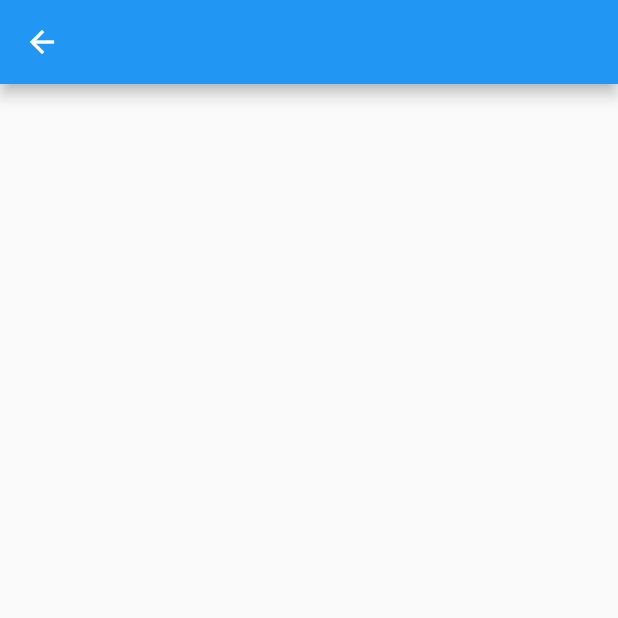
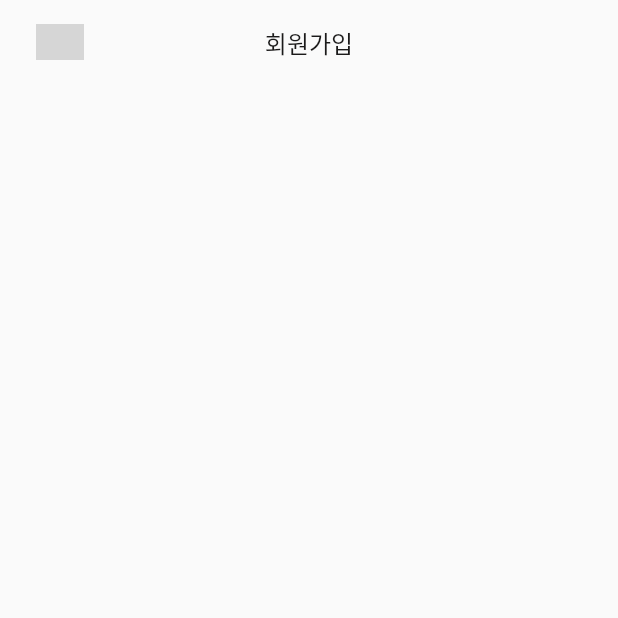
Before and after one commit to prography-team-5/aria-client, a Flutter app: the SignupPage screen opened by its route, on a phone screen of 412 x 824 dp, the top half of it. Run offline on Flutter 3.47's test engine with Material 2 defaults, Android fonts, the phone set to English and light mode, and no system bars; our stand-ins replace flutter_svg, get; Roboto replaces fonts that are missing (Pretendard); grey boxes are pictures that could not be loaded.

Commit message:
feat: appbar design complete

```diff
--- a/lib/views/auth/signup_page.dart
+++ b/lib/views/auth/signup_page.dart
@@ -1,10 +1,41 @@
+import 'package:aria_client/constants/colormap.dart';
 import 'package:flutter/material.dart';
+import 'package:flutter_svg/svg.dart';
+import 'package:get/get.dart';
 
 class SignupPage extends StatelessWidget {
   @override
   Widget build(BuildContext context) {
     return Scaffold(
-      appBar: AppBar(),
+      appBar: PreferredSize(
+        preferredSize: Size.fromHeight(56),
+        child: AppBar(
+          title: Text(
+            '회원가입',
+            style: TextStyle(
+                color: ColorMap.gray_700,
+                fontSize: 16,
+                fontWeight: FontWeight.w500),
+          ),
+          // leading: SvgPicture.asset(
+          //   'assets/images/leading_button.svg',
+          //   fit: BoxFit.cover,
+          // ),
+          leading: Padding(
+            padding: EdgeInsets.fromLTRB(24, 16, 0, 16),
+            child: GestureDetector(
+              onTap: () => Get.back(),
+              child: SvgPicture.asset(
+                'assets/images/leading_button.svg',
+              ),
+            ),
+          ),
+          centerTitle: true, // 가운데 정렬
+          backgroundColor: Colors.transparent,
+          elevation: 0.0, // appBar 그림자 제거
+        ),
+      ),
+      extendBodyBehindAppBar: true, // body 위에 appbar
       body: Container(),
     );
   }
```
